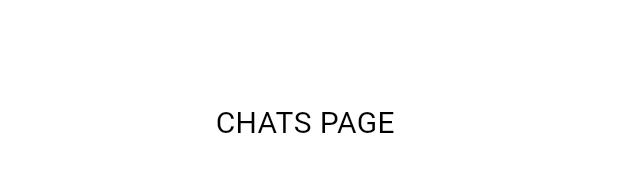
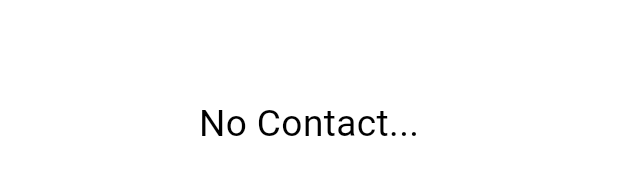
Before and after one commit to SJaynesh/PR1_Platform_Convert_App, a Flutter app: the CallComponet widget shown alone on an empty page, opened directly, on a phone screen of 412 x 824 dp. Shown: the part 495-670 px from the top of the screen. Run offline on Flutter 3.47's test engine with Material 2 defaults, Android fonts, the light colour scheme and no system bars; our stand-ins replace image_picker, shared_preferences; accounts and stored records are empty.

Commit message:
03/05/2023

```diff
--- a/lib/Components/CallComponet.dart
+++ b/lib/Components/CallComponet.dart
@@ -39,9 +39,9 @@ class _CallComponetState extends State<CallComponet> {
             ? Container(
                 alignment: Alignment.center,
                 child: Text(
-                  "CHATS PAGE ",
+                  "No Contact... ",
                   style: TextStyle(
-                    fontSize: 20,
+                    fontSize: h * 0.03,
                   ),
                 ),
               )
@@ -779,9 +779,9 @@ class _CallComponetState extends State<CallComponet> {
             ? Container(
                 alignment: Alignment.center,
                 child: Text(
-                  "CHATS PAGE ",
+                  "No Contact...",
                   style: TextStyle(
-                    fontSize: 20,
+                    fontSize: h * 0.03,
                   ),
                 ),
               )
--- a/lib/Components/ChatsComponet.dart
+++ b/lib/Components/ChatsComponet.dart
@@ -36,9 +36,9 @@ class _ChatsComponetState extends State<ChatsComponet> {
             ? Container(
                 alignment: Alignment.center,
                 child: Text(
-                  "CHATS PAGE ",
+                  "No Contact... ",
                   style: TextStyle(
-                    fontSize: 20,
+                    fontSize: h * 0.03,
                   ),
                 ),
               )
@@ -769,9 +769,9 @@ class _ChatsComponetState extends State<ChatsComponet> {
             ? Container(
                 alignment: Alignment.center,
                 child: Text(
-                  "CHATS PAGE ",
+                  "No Contact...",
                   style: TextStyle(
-                    fontSize: 20,
+                    fontSize: h * 0.03,
                   ),
                 ),
               )
```
